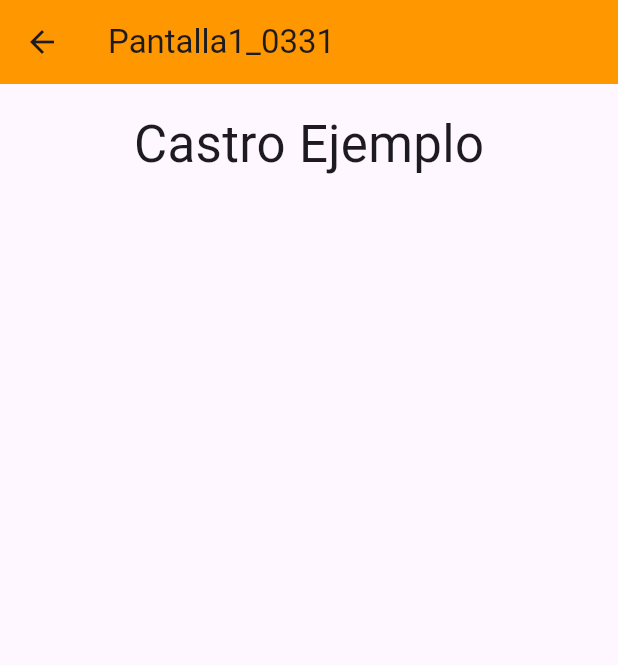
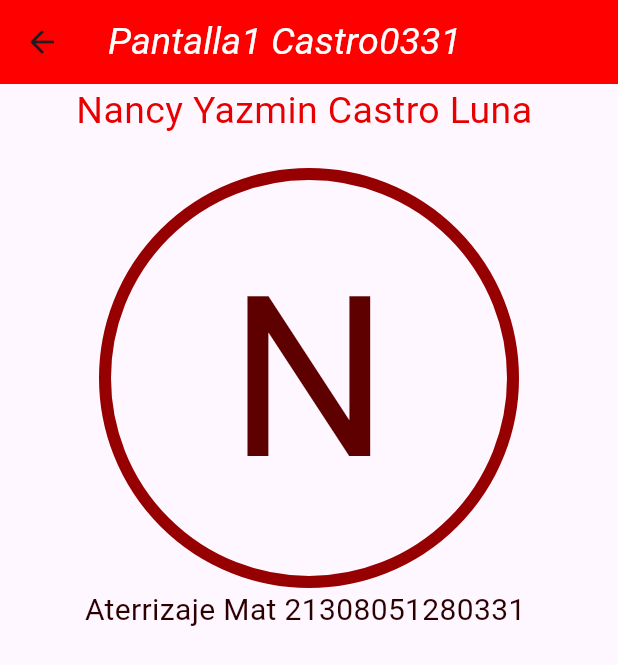
Before and after one commit to CastroNancy/u2Act2_0331, a Flutter app: the Pantalla1_0331 screen opened by its route, on a phone screen of 412 x 824 dp. Shown: the top 665 px of the screen. Run offline on Flutter 3.47's test engine with Material 3 defaults, Android fonts, the phone set to English and light mode, and no system bars.

Commit message:
Update pantalla1_0331.dart

```diff
--- a/lib/pantalla1_0331.dart
+++ b/lib/pantalla1_0331.dart
@@ -1,3 +1,4 @@
+//Pantalla1_0331
 import 'package:flutter/material.dart';
 
 class Pantalla1_0331 extends StatelessWidget {
@@ -7,19 +8,63 @@ class Pantalla1_0331 extends StatelessWidget {
   Widget build(BuildContext context) {
     return Scaffold(
       appBar: AppBar(
-          title: const Text("Pantalla1_0331"),
-          backgroundColor: Colors.orange),
+        title: Text(
+          "Pantalla1 Castro0331",
+          style: TextStyle(
+            fontSize: 25,
+            fontStyle: FontStyle.italic,
+            color: Color(0xffffffff),
+          ),
+        ),
+        backgroundColor: Color(0xffff0000),
+      ),
       body: Center(
         child: Column(
           children: [
             Container(
-              padding: const EdgeInsets.all(16.0),
-              child: const Text("Castro Ejemplo",
-                  style: TextStyle(fontSize: 34.0)),
-            )
-          ],
+              child: Text(
+                "Nancy Yazmin Castro Luna ",
+                style: TextStyle(
+                  fontSize: 25,
+                  color: Color(0xffe80000),
+                ),
+              ),
+            ),
+            Align(
+              alignment: Alignment.topCenter,
+              child: Container(
+                margin: EdgeInsets.only(top: 20),
+                decoration: BoxDecoration(
+                  shape: BoxShape.circle,
+                  border: Border.all(
+                    color: Color(0xff970000),
+                    width: 8,
+                  ),
+                ),
+                width: 280,
+                height: 280,
+                alignment: Alignment.center,
+                child: Text(
+                  'N',
+                  style: TextStyle(
+                    fontSize: 150,
+                    color: Color(0xff5e0000),
+                  ),
+                ),
+              ),
+            ),
+            Container(
+              child: Text(
+                "Aterrizaje Mat 21308051280331 ",
+                style: TextStyle(
+                  fontSize: 20,
+                  color: Color(0xff2c0000),
+                ),
+              ),
+            ),
+          ], //Niños
         ),
       ),
     );
-  }
-}
+  } //Fin widget
+} //Fin pantalla1
```
